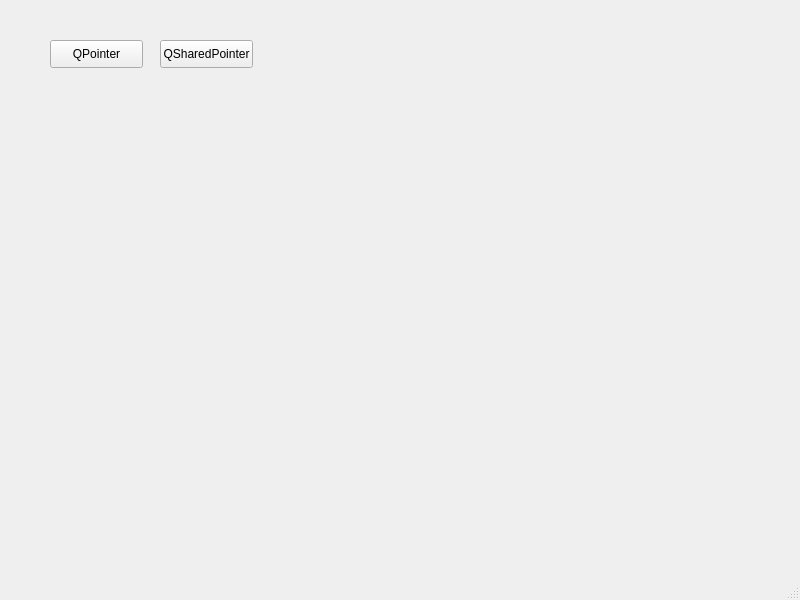
Old version of the form Program/Qt/demo/demo/mainwindow.ui in the repository GuidoLuo0521/Blog.
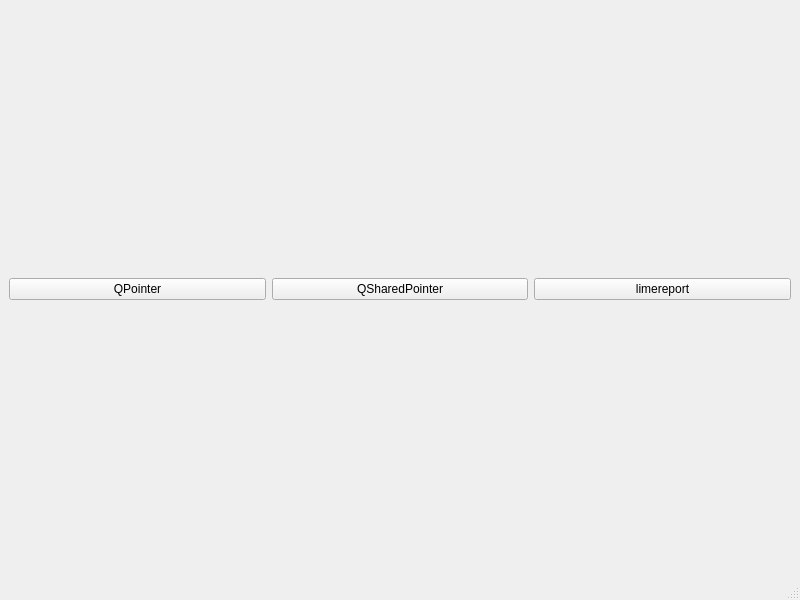
New version of the form.

Commit message: 增加 limereport demo

What changed in the file:
```diff
--- a/Program/Qt/demo/demo/mainwindow.ui
+++ b/Program/Qt/demo/demo/mainwindow.ui
@@ -14,32 +14,29 @@
    <string>MainWindow</string>
   </property>
   <widget class="QWidget" name="centralwidget">
+   <layout class="QGridLayout" name="gridLayout">
+    <item row="0" column="0">
    <widget class="QPushButton" name="QPointerTest">
-    <property name="geometry">
-     <rect>
-      <x>50</x>
-      <y>40</y>
-      <width>93</width>
-      <height>28</height>
-     </rect>
-    </property>
     <property name="text">
      <string>QPointer</string>
     </property>
    </widget>
+    </item>
+    <item row="0" column="1">
    <widget class="QPushButton" name="QSharedPointerTest">
-    <property name="geometry">
-     <rect>
-      <x>160</x>
-      <y>40</y>
-      <width>93</width>
-      <height>28</height>
-     </rect>
-    </property>
     <property name="text">
      <string>QSharedPointer</string>
     </property>
    </widget>
+    </item>
+    <item row="0" column="2">
+     <widget class="QPushButton" name="btnLimeReport">
+      <property name="text">
+       <string>limereport</string>
+      </property>
+     </widget>
+    </item>
+   </layout>
   </widget>
   <widget class="QMenuBar" name="menubar">
    <property name="geometry">
```
Lines whose indentation alone changed are shown as unchanged. The commit also changes 35 other files.
